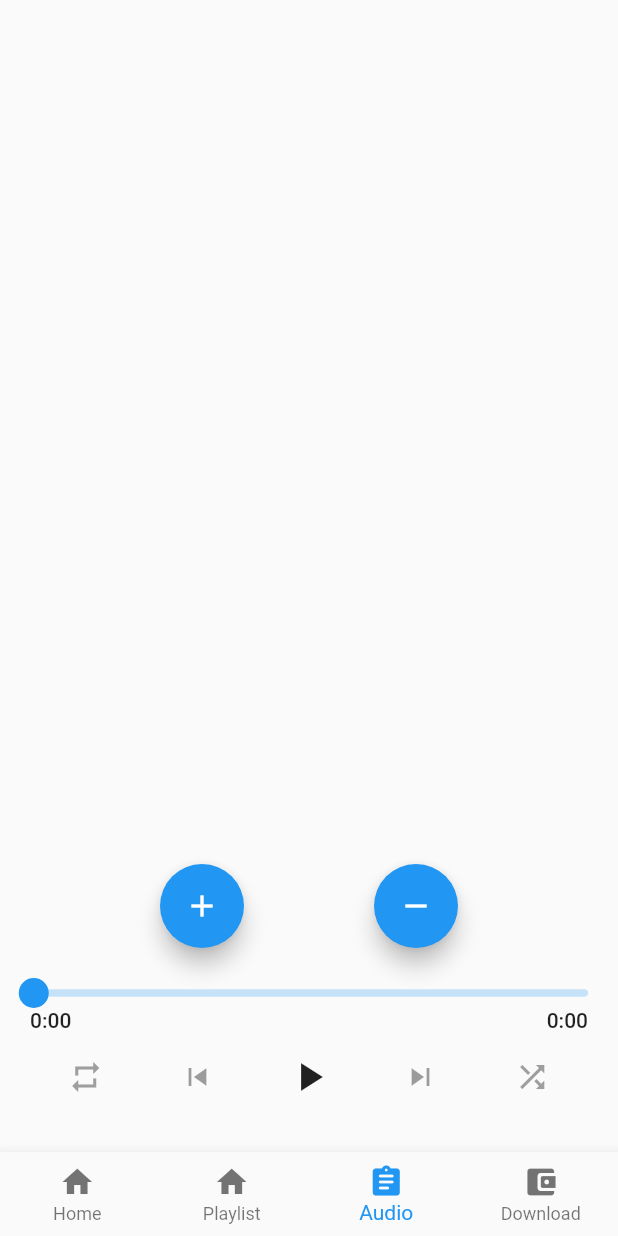
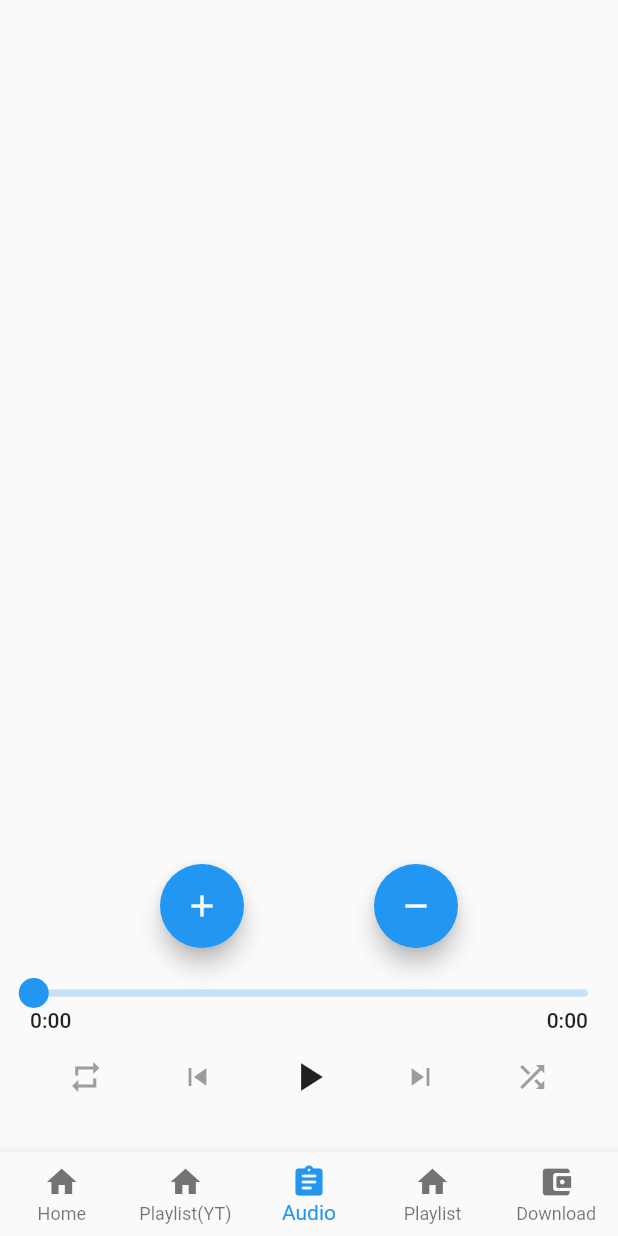
Before and after one commit to M-Shinoda/fluttube, a Flutter app: the screen it shows after launch, item 3 of the bottom bar chosen, after a tap on the "add" icon, on a phone screen of 412 x 824 dp. Run offline on Flutter 3.47's test engine with Material 2 defaults, Android fonts, the phone set to English and light mode, and no system bars; drawn by our look-alikes of audio_video_progress_bar; our stand-ins replace audio_service, flutter_hooks, flutter_riverpod, get_it, hooks_riverpod, just_audio and 1 more; missing offline and left inert: downloads_path_provider, receive_sharing_intent, youtube_api, youtube_explode_dart; network calls fail.

```diff
--- a/lib/audio/page_manager.dart
+++ b/lib/audio/page_manager.dart
@@ -1,4 +1,5 @@
 import 'package:flutter/foundation.dart';
+import 'package:fluttube/services/audio_handler.dart';
 import '../notifiers/play_button_notifier.dart';
 import '../notifiers/progress_notifier.dart';
 import '../notifiers/repeat_button_notifier.dart';
@@ -180,4 +181,7 @@ class PageManager {
   void dispose() {
     _audioHandler.stop();
   }
+
+  void switchingPlaylist(List<MediaItem> mediaItem) async =>
+      await (_audioHandler as MyAudioHandler).switchingPlaylist(mediaItem);
 }
--- a/lib/main.dart
+++ b/lib/main.dart
@@ -31,6 +31,7 @@ void main() async {
 late Directory dir;
 late Directory dirM;
 late File cacheFile;
+late Directory dirP;
 
 class MyApp extends HookConsumerWidget {
   const MyApp({Key? key}) : super(key: key);
@@ -44,6 +45,8 @@ class MyApp extends HookConsumerWidget {
         await Permission.storage.request();
         dir = await DownloadsPathProvider.downloadsDirectory;
         dirM = await Directory(dir.uri.toFilePath() + 'Music')
+            .create(recursive: true);
+        dirP = await Directory(dir.uri.toFilePath() + 'Playlist')
             .create(recursive: true);
         cacheFile = await File(
                 Directory(dir.uri.toFilePath() + 'Cache').path + '/cache.txt')
--- a/lib/navigation_bottom_bar/bottom_view.dart
+++ b/lib/navigation_bottom_bar/bottom_view.dart
@@ -4,6 +4,7 @@ import 'package:hooks_riverpod/hooks_riverpod.dart';
 
 import '../audio/audio.dart';
 import '../download/download_view.dart';
+import '../playlist/playlist_view.dart';
 import '../youtube/youtube_my_playlist.dart';
 import '../youtube/youtube_view.dart';
 
@@ -16,6 +17,7 @@ class BottomView extends HookConsumerWidget {
       const YoutubeView(),
       const YoutubeMyPlaylist(),
       const AudioView(),
+      const PlaylisView(),
       const DownloadView()
     ];
     final _currentIndex = useState(0);
@@ -38,9 +40,11 @@ class BottomView extends HookConsumerWidget {
         onTap: _onItemTapped,
         items: const <BottomNavigationBarItem>[
           BottomNavigationBarItem(icon: Icon(Icons.home), label: "Home"),
-          BottomNavigationBarItem(icon: Icon(Icons.home), label: "Playlist"),
+          BottomNavigationBarItem(
+              icon: Icon(Icons.home), label: "Playlist(YT)"),
           BottomNavigationBarItem(
               icon: Icon(Icons.assignment_rounded), label: "Audio"),
+          BottomNavigationBarItem(icon: Icon(Icons.home), label: "Playlist"),
           BottomNavigationBarItem(
               icon: Icon(Icons.account_balance_wallet_rounded),
               label: "Download"),
--- /dev/null
+++ b/lib/playlist/playlist_view.dart
@@ -0,0 +1,56 @@
+import 'dart:developer';
+
+import 'package:audio_service/audio_service.dart';
+import 'package:flutter/material.dart';
+import 'package:flutter_hooks/flutter_hooks.dart';
+import 'package:fluttube/main.dart';
+import 'package:fluttube/states/download_list.dart';
+import 'package:hooks_riverpod/hooks_riverpod.dart';
+import 'package:path/path.dart';
+
+import '../audio/page_manager.dart';
+import '../services/playlist_repository.dart';
+import '../services/service_locator.dart';
+
+class PlaylisView extends HookConsumerWidget {
+  const PlaylisView({Key? key}) : super(key: key);
+
+  @override
+  build(BuildContext context, WidgetRef ref) {
+    final _playlistsCard = useMemoized(() async {
+      final playlists = dirP.listSync();
+      return playlists.map((playlist) => InkWell(
+          onTap: () async {
+            final songRepository = getIt<PlaylistRepository>();
+            final pageManager = getIt<PageManager>();
+            pageManager.switchingPlaylist(
+                await songRepository.fetchAnotherPlaylist(
+                    basename(playlist.path).replaceFirst('.txt', '')));
+          },
+          child: Card(
+              child: Container(
+            height: 50,
+            width: double.maxFinite,
+            alignment: Alignment.centerLeft,
+            child: Text(basename(playlist.path)),
+          ))));
+    }, const []);
+
+    final playlistCardSnapshot = useFuture(_playlistsCard);
+
+    return SafeArea(
+        child: Container(
+            padding: const EdgeInsets.all(16),
+            child: Stack(
+              children: [
+                Column(
+                  children: playlistCardSnapshot.data?.toList() ?? [],
+                ),
+                Align(
+                    alignment: Alignment.bottomRight,
+                    child: FloatingActionButton(
+                        onPressed: () {}, child: const Icon(Icons.add)))
+              ],
+            )));
+  }
+}
--- a/lib/youtube/youtube_view.dart
+++ b/lib/youtube/youtube_view.dart
@@ -1,5 +1,6 @@
 import 'package:flutter/material.dart';
 import 'package:flutter_hooks/flutter_hooks.dart';
+import 'package:fluttube/youtube/youtube_my_playlist.dart';
 import 'package:hooks_riverpod/hooks_riverpod.dart';
 import 'package:youtube_api/youtube_api.dart';
 
@@ -20,12 +21,26 @@ class YoutubeView extends HookConsumerWidget {
     final searchText = useState('');
     final suggestSearch = useState<SuggestSearch?>(null);
     final isVisibleSuggestText = useState(false);
+    final searchVideo = useState(false);
+    final searchPlaylist = useState(true);
+    final searchChannel = useState(false);
+    final playlistItems = useState<List<PlaylistItem>>([]);
+
+    final searchType = useMemoized(() {
+      List<String> type = [];
+      if (searchVideo.value) type.add('video');
+      if (searchChannel.value) type.add('channel');
+      if (searchPlaylist.value) type.add('playlist');
+
+      if (type.isEmpty) type.add('video');
+      return type.join(',');
+    }, [searchChannel.value, searchPlaylist.value, searchVideo.value]);
 
     final searchSnapshot = useMemoized(
         () async => searchText.value != ''
-            ? await ytApi.search(searchText.value, type: 'video')
+            ? await ytApi.search(searchText.value, type: searchType)
             : null,
-        [searchText.value]);
+        [searchText.value, searchType]);
     final searchResult = useFuture(searchSnapshot);
 
     Widget _suggestTextContent(String suggest) {
@@ -80,12 +95,43 @@ class YoutubeView extends HookConsumerWidget {
 
     return Column(children: [
       _searchTextField(),
+      Row(children: [
+        Expanded(
+            child: Card(
+                color: searchVideo.value ? Colors.blue.shade100 : null,
+                child: InkWell(
+                    child: Container(
+                        alignment: Alignment.center,
+                        height: 50,
+                        child: Text('video')),
+                    onTap: () => searchVideo.value = !searchVideo.value))),
+        Expanded(
+            child: Card(
+                color: searchPlaylist.value ? Colors.blue.shade100 : null,
+                child: InkWell(
+                    child: Container(
+                        alignment: Alignment.center,
+                        height: 50,
+                        child: Text('playlist')),
+                    onTap: () =>
+                        searchPlaylist.value = !searchPlaylist.value))),
+        Expanded(
+            child: Card(
+                color: searchChannel.value ? Colors.blue.shade100 : null,
+                child: InkWell(
+                    child: Container(
+                        alignment: Alignment.center,
+                        height: 50,
+                        child: Text('channel')),
+                    onTap: () => searchChannel.value = !searchChannel.value))),
+      ]),
       Expanded(
           child: Stack(children: [
         SingleChildScrollView(
             child: Column(children: [
           if (searchResult.hasData)
-            ...searchResult.data!.map((item) => videoCard(item, dListNotifier))
+            ...searchResult.data!
+                .map((item) => videoCard(item, dListNotifier, playlistItems))
         ])),
         _suggestList()
       ]))
@@ -93,10 +139,19 @@ class YoutubeView extends HookConsumerWidget {
   }
 }
 
-Widget videoCard(YouTubeVideo item, dListNotifier) {
+Widget videoCard(YouTubeVideo item, DownloadListStateNotifier dListNotifier,
+    ValueNotifier<List<PlaylistItem>> playlistItems) {
   return GestureDetector(
       onTap: () {
-        dListNotifier.setUrl(item.url);
+        if (item.kind == 'video') dListNotifier.setUrl(item.url);
+        if (item.kind == 'playlist') {
+          dListNotifier.setPlaylist(
+              MyPlaylist(item.id ?? '', item.title, item.description ?? '',
+                  item.thumbnail.high.url ?? ''),
+              playlistItems);
+        }
+
+        if (item.kind == 'channel') return;
       },
       child: Container(
           color: Colors.black12,
```
Also changed, not shown: lib/services/audio_handler.dart (+11 -0 lines), lib/services/playlist_repository.dart (+22 -0 lines), lib/states/download_list.dart (+84 -16 lines), lib/youtube/youtube_my_playlist.dart (+47 -28 lines).
